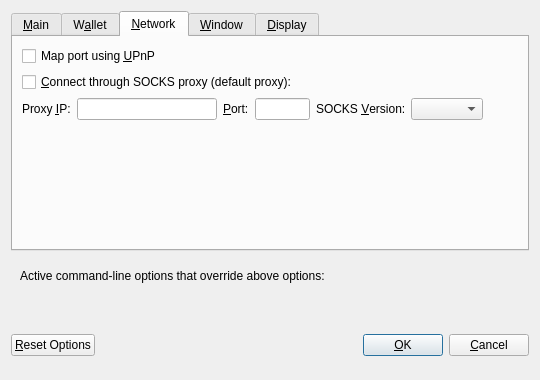
Old version of the form src/qt/forms/optionsdialog.ui in the repository MintcoinCommunity/Mintcoin-Desktop-Wallet.
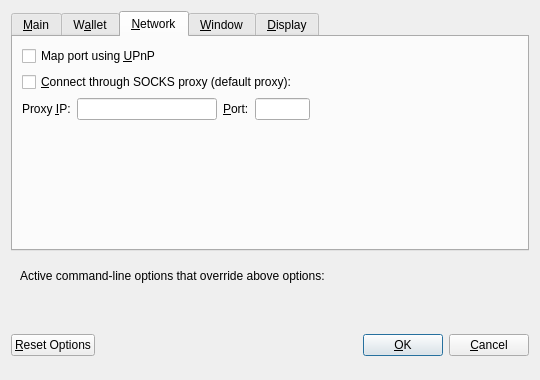
New version of the form. The open tabs and pages were chosen to show the change. Custom widgets are drawn as their Qt base class.

The edit to the form file:
```diff
--- a/src/qt/forms/optionsdialog.ui
+++ b/src/qt/forms/optionsdialog.ui
@@ -318,26 +318,6 @@
            </property>
           </widget>
          </item>
-         <item>
-          <widget class="QLabel" name="socksVersionLabel">
-           <property name="text">
-            <string>SOCKS &amp;Version:</string>
-           </property>
-           <property name="textFormat">
-            <enum>Qt::PlainText</enum>
-           </property>
-           <property name="buddy">
-            <cstring>socksVersion</cstring>
-           </property>
-          </widget>
-         </item>
-         <item>
-          <widget class="QValueComboBox" name="socksVersion">
-           <property name="toolTip">
-            <string>SOCKS version of the proxy (e.g. 5)</string>
-           </property>
-          </widget>
-         </item>
          <item>
           <spacer name="horizontalSpacer_1_Network">
            <property name="orientation">
```
